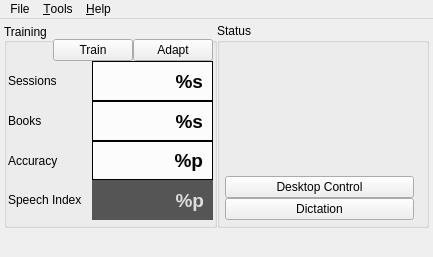
Qt form res/ui/main-window.ui (smartboyhw/speechcontrol) before a commit.
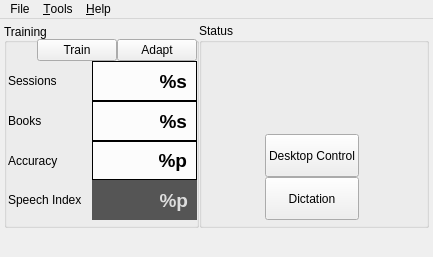
The same form after that commit. Icons and pictures are not drawn.

Commit message: Updated UI with bigger buttons.

The edit to the form file:
```diff
--- a/res/ui/main-window.ui
+++ b/res/ui/main-window.ui
@@ -84,26 +84,21 @@
          <rect>
           <x>8</x>
           <y>24</y>
-          <width>189</width>
+          <width>209</width>
           <height>173</height>
          </rect>
         </property>
+        <layout class="QGridLayout" name="gridLayout_3">
+         <item row="1" column="1">
         <layout class="QVBoxLayout" name="verticalLayout">
-         <item>
-          <spacer name="verticalSpacer">
-           <property name="orientation">
-            <enum>Qt::Vertical</enum>
-           </property>
-           <property name="sizeHint" stdset="0">
-            <size>
-             <width>20</width>
-             <height>40</height>
-            </size>
-           </property>
-          </spacer>
-         </item>
          <item>
           <widget class="QPushButton" name="btnDsktpCntrl">
+             <property name="sizePolicy">
+              <sizepolicy hsizetype="Minimum" vsizetype="MinimumExpanding">
+               <horstretch>0</horstretch>
+               <verstretch>0</verstretch>
+              </sizepolicy>
+             </property>
            <property name="text">
             <string>Desktop Control</string>
            </property>
@@ -123,6 +118,12 @@
          </item>
          <item>
           <widget class="QPushButton" name="btnDctn">
+             <property name="sizePolicy">
+              <sizepolicy hsizetype="Minimum" vsizetype="MinimumExpanding">
+               <horstretch>0</horstretch>
+               <verstretch>0</verstretch>
+              </sizepolicy>
+             </property>
            <property name="text">
             <string>Dictation</string>
            </property>
@@ -141,17 +142,64 @@
           </widget>
          </item>
         </layout>
+         </item>
+         <item row="1" column="0">
+          <spacer name="horizontalSpacer_3">
+           <property name="orientation">
+            <enum>Qt::Horizontal</enum>
+           </property>
+           <property name="sizeHint" stdset="0">
+            <size>
+             <width>40</width>
+             <height>20</height>
+            </size>
+           </property>
+          </spacer>
+         </item>
+         <item row="1" column="2">
+          <spacer name="horizontalSpacer_4">
+           <property name="orientation">
+            <enum>Qt::Horizontal</enum>
+           </property>
+           <property name="sizeHint" stdset="0">
+            <size>
+             <width>40</width>
+             <height>20</height>
+            </size>
+           </property>
+          </spacer>
+         </item>
+         <item row="0" column="0" colspan="3">
+          <spacer name="verticalSpacer">
+           <property name="orientation">
+            <enum>Qt::Vertical</enum>
+           </property>
+           <property name="sizeHint" stdset="0">
+            <size>
+             <width>20</width>
+             <height>40</height>
+            </size>
+           </property>
+          </spacer>
+         </item>
+        </layout>
        </widget>
       </widget>
      </item>
      <item row="0" column="0" rowspan="2">
       <widget class="QGroupBox" name="groupBoxTraining">
        <property name="sizePolicy">
-        <sizepolicy hsizetype="Preferred" vsizetype="Expanding">
+        <sizepolicy hsizetype="Preferred" vsizetype="Preferred">
          <horstretch>0</horstretch>
          <verstretch>0</verstretch>
         </sizepolicy>
        </property>
+       <property name="maximumSize">
+        <size>
+         <width>195</width>
+         <height>16777215</height>
+        </size>
+       </property>
        <property name="title">
         <string>Training</string>
        </property>
@@ -166,7 +214,7 @@
          <rect>
           <x>4</x>
           <y>16</y>
-          <width>205</width>
+          <width>189</width>
           <height>181</height>
          </rect>
         </property>
@@ -385,7 +433,7 @@
            </property>
           </widget>
          </item>
-         <item row="3" column="1">
+         <item row="1" column="1" rowspan="4">
           <spacer name="horizontalSpacer_2">
            <property name="orientation">
             <enum>Qt::Horizontal</enum>
```
Left out of the diff: 2 changed lines with no effect on the pictures. Lines whose indentation alone changed are shown as unchanged.
